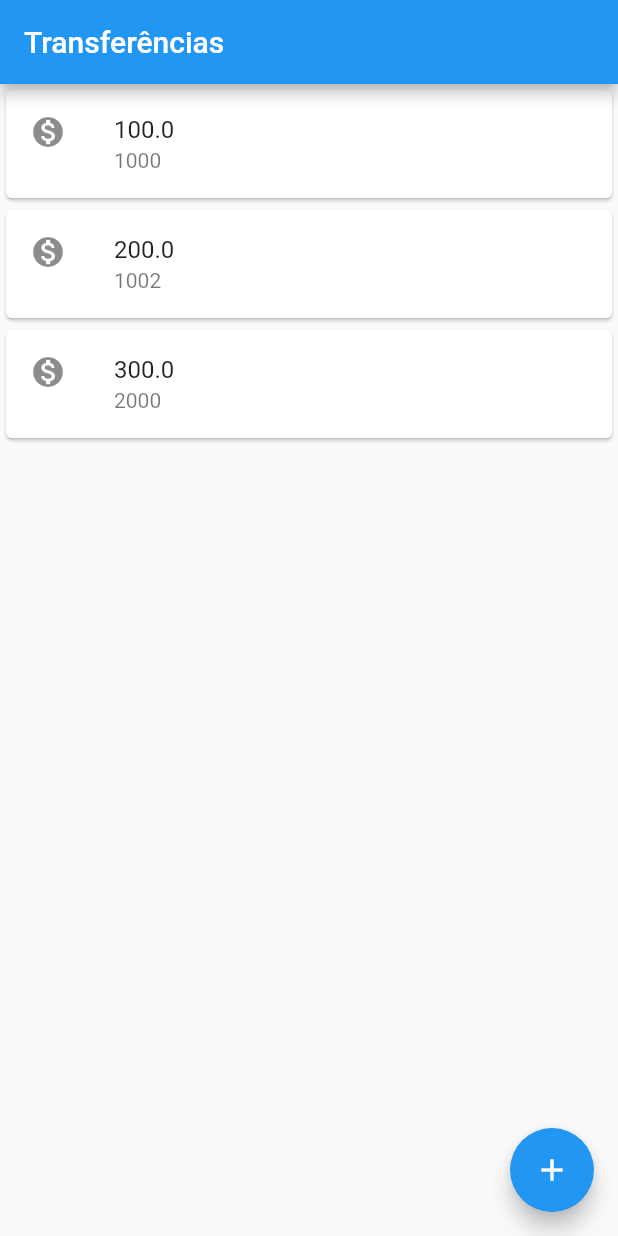
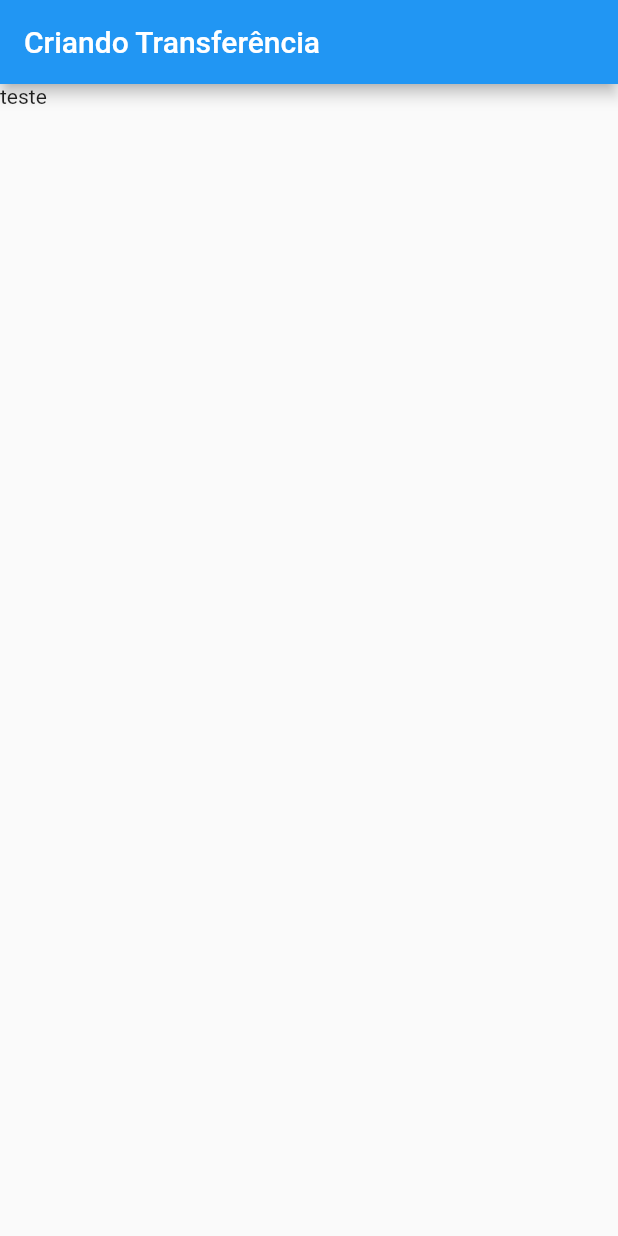
Before and after one commit to erickm32/alura_bytebank, a Flutter app: the screen it shows after launch, on a phone screen of 412 x 824 dp. Run offline on Flutter 3.47's test engine with Material 2 defaults, Android fonts, the phone set to English and light mode, and no system bars.

Commit message:
Starting new page and refactoring to use hot reload

```diff
--- a/lib/main.dart
+++ b/lib/main.dart
@@ -1,24 +1,45 @@
 import 'package:flutter/material.dart';
 
-void main() => runApp(MaterialApp(
-  home: Scaffold(
-    appBar: AppBar(title: Text('Transferências',),),
-    body: ListaTransferencias(),
-    floatingActionButton: FloatingActionButton(
-      child: Icon(Icons.add),
-      onPressed: null,
-    ),
-  ),
-));
+void main() => runApp(BytebankApp());
+
+class BytebankApp extends StatelessWidget {
+  @override
+  Widget build(BuildContext context) {
+    return MaterialApp(
+      home: Scaffold(
+        body: FormularioTransferencia(),
+      ),
+    );
+  }
+}
+
+class FormularioTransferencia extends StatelessWidget {
+  @override
+  Widget build(BuildContext context) {
+    return Scaffold(
+      appBar: AppBar(title: Text('Criando Transferência')),
+      body: Text('teste'),
+    );
+  }
+}
 
 class ListaTransferencias extends StatelessWidget {
   @override
   Widget build(BuildContext context) {
-    return Column(children: <Widget>[
-      ItemTransferencia(Transferencia(100.0, '1000')),
-      ItemTransferencia(Transferencia(200.0, '1002')),
-      ItemTransferencia(Transferencia(300.0, '2000')),
-    ],);
+    return Scaffold(
+      appBar: AppBar(title: Text('Transferências')),
+      body: Column(
+        children: <Widget>[
+          ItemTransferencia(Transferencia(100.0, '1000')),
+          ItemTransferencia(Transferencia(200.0, '1002')),
+          ItemTransferencia(Transferencia(300.0, '2000')),
+        ],
+      ),
+      floatingActionButton: FloatingActionButton(
+        child: Icon(Icons.add),
+        onPressed: null,
+      ),
+    );
   }
 }
 
@@ -37,7 +58,6 @@ class ItemTransferencia extends StatelessWidget {
       ),
     );
   }
-
 }
 
 class Transferencia {
```
